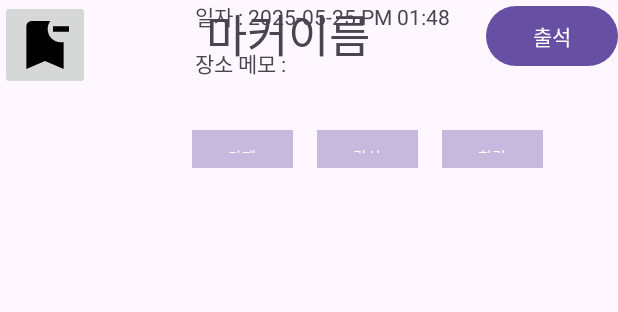
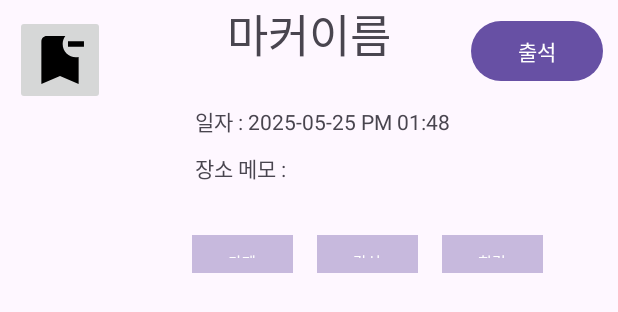
Before and after one commit to sotisz/MobileProject, an Android app: the layout activity_viewmemory.xml on its own in the app's theme, with its tools: preview values and no code run, on a phone screen of 412 x 824 dp. Shown: the top 312 px of the screen. Run offline under Robolectric (Android 15) with nearby library versions, the phone set to English and light mode, and no system bars.

Commit message:
0605 20:00

```diff
--- a/app/src/main/res/layout/activity_viewmemory.xml
+++ b/app/src/main/res/layout/activity_viewmemory.xml
@@ -4,39 +4,44 @@
     android:layout_height="match_parent"
     xmlns:app="http://schemas.android.com/apk/res-auto">
 
+
     <ImageButton
+        android:id="@+id/btnRemove"
         android:layout_width="60dp"
         android:layout_height="60dp"
         android:src="@drawable/markerremove_foreground"
         app:layout_constraintLeft_toLeftOf="parent"
         app:layout_constraintTop_toTopOf="parent"
-        android:id="@+id/btnRemove"
+        android:layout_margin="10dp"
         />
+
     <TextView
+        android:id="@+id/tvMarkerName"
+        android:text="마커이름"
         android:layout_width="wrap_content"
         android:layout_height="wrap_content"
-        android:text="마커이름"
-        android:id="@+id/tvMarkerName"
-        app:layout_constraintLeft_toRightOf="@+id/btnRemove"
-        app:layout_constraintRight_toLeftOf="@+id/btnCheck"
+        app:layout_constraintLeft_toLeftOf="parent"
+        app:layout_constraintRight_toRightOf="parent"
         app:layout_constraintTop_toTopOf="parent"
         android:textSize="30dp"
         />
     <Button
+        android:id="@+id/btnCheck"
+        android:text="출석"
         android:layout_width="wrap_content"
         android:layout_height="wrap_content"
         app:layout_constraintTop_toTopOf="parent"
         app:layout_constraintRight_toRightOf="parent"
-        android:id="@+id/btnCheck"
-        android:text="출석"
+        android:layout_margin="10dp"
         />
 
     <include
         android:id="@+id/includeMarkerDetail"
         layout="@layout/memory_content"
         app:layout_constraintTop_toBottomOf="@id/btnRemove"
-        app:layout_constraintStart_toStartOf="parent"
-        app:layout_constraintEnd_toEndOf="parent" />
+        app:layout_constraintLeft_toLeftOf="parent"
+        android:layout_width="0dp"
+        android:layout_height="wrap_content"/>
 
 
 
```
Also changed, not shown: app/src/main/res/layout/activity_collect_view.xml (+35 -27 lines).
